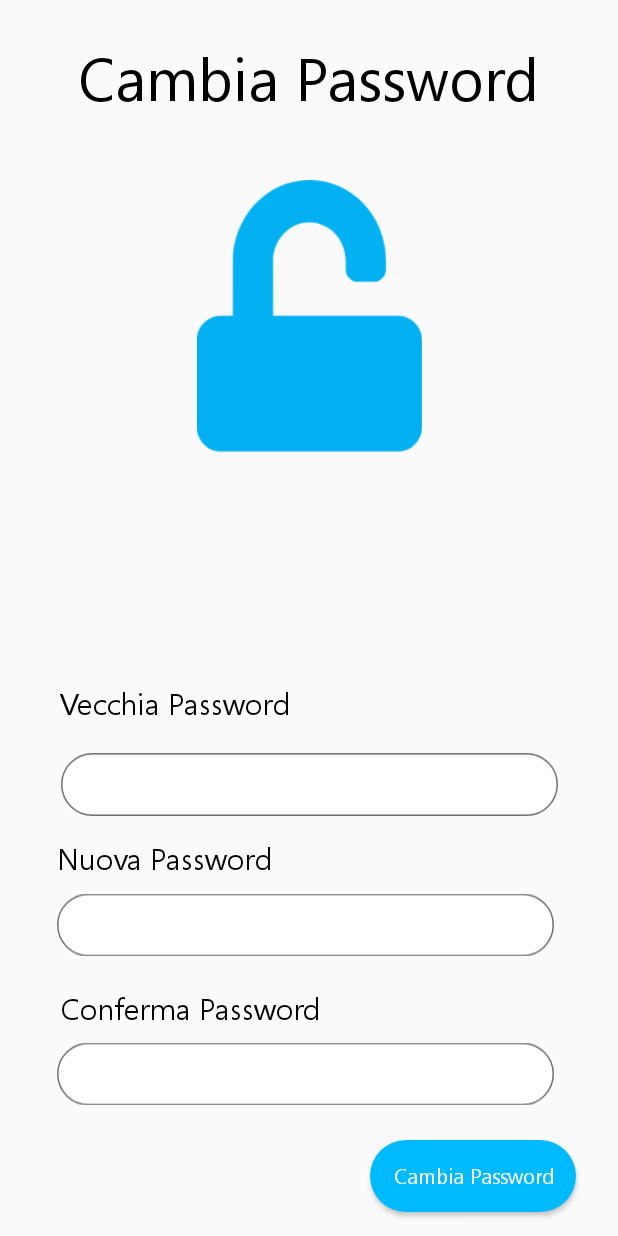
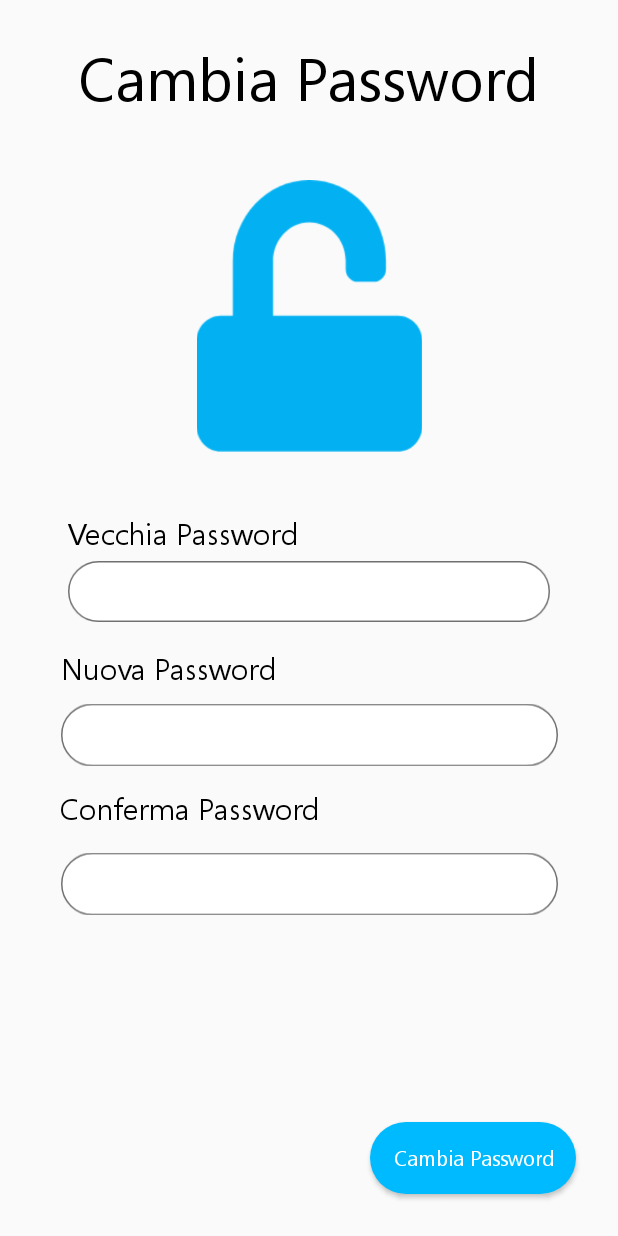
Before and after one commit to Mark-Ro/ConsigliaViaggi, an Android app: the CambiaPasswordPage screen opened directly, with no data from a screen before it, on a phone screen of 412 x 824 dp. Run offline under Robolectric (Android 15) with nearby library versions, the light colour scheme and no system bars.

Commit message:
Miglioramento adattamento grafica

```diff
--- a/app/src/main/res/layout/activity_cambia_email_page.xml
+++ b/app/src/main/res/layout/activity_cambia_email_page.xml
@@ -65,7 +65,7 @@
         android:layout_width="137dp"
         android:layout_height="wrap_content"
         android:layout_marginEnd="28dp"
-        android:layout_marginBottom="96dp"
+        android:layout_marginBottom="24dp"
         android:background="@drawable/sfondobottoneaccedi"
         android:fontFamily="@font/myfont"
         android:text="Cambia Email"
--- a/app/src/main/res/layout/activity_cambia_password_page.xml
+++ b/app/src/main/res/layout/activity_cambia_password_page.xml
@@ -32,15 +32,33 @@
         app:layout_constraintVertical_bias="0.187"
         app:srcCompat="@drawable/iconunlock" />
 
-    <ImageView
-        android:id="@+id/imageView29"
-        android:layout_width="331dp"
+    <TextView
+        android:id="@+id/textView31"
+        android:layout_width="162dp"
         android:layout_height="0dp"
-        android:layout_marginBottom="280dp"
-        app:layout_constraintBottom_toBottomOf="parent"
+        android:layout_marginTop="40dp"
+        android:fontFamily="@font/myfont"
+        android:text="Vecchia Password"
+        android:textColor="@android:color/black"
+        android:textSize="20sp"
         app:layout_constraintEnd_toEndOf="parent"
+        app:layout_constraintHorizontal_bias="0.18"
         app:layout_constraintStart_toStartOf="parent"
-        app:srcCompat="@drawable/textbox" />
+        app:layout_constraintTop_toBottomOf="@+id/imageView26" />
+
+    <EditText
+        android:id="@+id/editTextVecchiaPassword"
+        android:layout_width="298dp"
+        android:layout_height="46dp"
+        android:background="@android:color/transparent"
+        android:ems="10"
+        android:inputType="textPassword"
+        app:layout_constraintBottom_toBottomOf="@+id/imageView29"
+        app:layout_constraintEnd_toEndOf="@+id/imageView29"
+        app:layout_constraintHorizontal_bias="0.484"
+        app:layout_constraintStart_toStartOf="@+id/imageView29"
+        app:layout_constraintTop_toTopOf="@+id/imageView29"
+        app:layout_constraintVertical_bias="1.0" />
 
     <TextView
         android:id="@+id/textView12"
@@ -52,80 +70,10 @@
         android:textSize="20sp"
         app:layout_constraintBottom_toTopOf="@+id/imageView30"
         app:layout_constraintEnd_toEndOf="parent"
-        app:layout_constraintHorizontal_bias="0.143"
-        app:layout_constraintStart_toStartOf="parent"
-        app:layout_constraintTop_toTopOf="parent"
-        app:layout_constraintVertical_bias="1.0" />
-
-    <ImageView
-        android:id="@+id/imageView"
-        android:layout_width="331dp"
-        android:layout_height="61dp"
-        android:layout_marginBottom="72dp"
-        app:layout_constraintBottom_toBottomOf="parent"
-        app:layout_constraintEnd_toEndOf="parent"
-        app:layout_constraintHorizontal_bias="0.475"
-        app:layout_constraintStart_toStartOf="parent"
-        app:layout_constraintTop_toBottomOf="@+id/editTextNuovaPassword"
-        app:layout_constraintVertical_bias="0.901"
-        app:srcCompat="@drawable/textbox" />
-
-    <TextView
-        android:id="@+id/textView32"
-        android:layout_width="wrap_content"
-        android:layout_height="wrap_content"
-        android:fontFamily="@font/myfont"
-        android:text="Conferma Password"
-        android:textColor="@android:color/black"
-        android:textSize="20sp"
-        app:layout_constraintBottom_toTopOf="@+id/editTextConfermaPassword"
-        app:layout_constraintEnd_toEndOf="parent"
-        app:layout_constraintHorizontal_bias="0.17"
-        app:layout_constraintStart_toStartOf="parent"
-        app:layout_constraintTop_toBottomOf="@+id/editTextNuovaPassword"
-        app:layout_constraintVertical_bias="0.781" />
-
-    <ImageView
-        android:id="@+id/imageView30"
-        android:layout_width="331dp"
-        android:layout_height="61dp"
-        android:layout_marginTop="40dp"
-        app:layout_constraintEnd_toEndOf="parent"
-        app:layout_constraintHorizontal_bias="0.475"
+        app:layout_constraintHorizontal_bias="0.151"
         app:layout_constraintStart_toStartOf="parent"
         app:layout_constraintTop_toBottomOf="@+id/editTextVecchiaPassword"
-        app:srcCompat="@drawable/textbox" />
-
-    <TextView
-        android:id="@+id/textView31"
-        android:layout_width="163dp"
-        android:layout_height="31dp"
-        android:fontFamily="@font/myfont"
-        android:text="Vecchia Password"
-        android:textColor="@android:color/black"
-        android:textSize="20sp"
-        app:layout_constraintBottom_toTopOf="@+id/imageView29"
-        app:layout_constraintEnd_toEndOf="parent"
-        app:layout_constraintHorizontal_bias="0.161"
-        app:layout_constraintStart_toStartOf="parent"
-        app:layout_constraintTop_toBottomOf="@+id/imageView26"
-        app:layout_constraintVertical_bias="0.905" />
-
-    <Button
-        android:id="@+id/bottoneCambiaPassword"
-        android:layout_width="137dp"
-        android:layout_height="wrap_content"
-        android:layout_marginEnd="28dp"
-        android:layout_marginBottom="16dp"
-        android:background="@drawable/sfondobottoneaccedi"
-        android:fontFamily="@font/myfont"
-        android:text="Cambia Password"
-        android:textAllCaps="false"
-        android:textColor="@android:color/white"
-        app:layout_constraintBottom_toBottomOf="parent"
-        app:layout_constraintEnd_toEndOf="parent"
-        app:layout_constraintHorizontal_bias="1.0"
-        app:layout_constraintStart_toStartOf="parent" />
+        app:layout_constraintVertical_bias="1.0" />
 
     <EditText
         android:id="@+id/editTextNuovaPassword"
@@ -139,7 +87,7 @@
         app:layout_constraintHorizontal_bias="0.515"
         app:layout_constraintStart_toStartOf="@+id/imageView30"
         app:layout_constraintTop_toTopOf="@+id/imageView30"
-        app:layout_constraintVertical_bias="0.466" />
+        app:layout_constraintVertical_bias="0.733" />
 
     <EditText
         android:id="@+id/editTextConfermaPassword"
@@ -150,22 +98,75 @@
         android:inputType="textPassword"
         app:layout_constraintBottom_toBottomOf="@+id/imageView"
         app:layout_constraintEnd_toEndOf="@+id/imageView"
-        app:layout_constraintHorizontal_bias="0.515"
+        app:layout_constraintHorizontal_bias="0.484"
         app:layout_constraintStart_toStartOf="@+id/imageView"
         app:layout_constraintTop_toTopOf="@+id/imageView"
-        app:layout_constraintVertical_bias="0.4" />
+        app:layout_constraintVertical_bias="0.466" />
 
-    <EditText
-        android:id="@+id/editTextVecchiaPassword"
-        android:layout_width="298dp"
-        android:layout_height="46dp"
-        android:background="@android:color/transparent"
-        android:ems="10"
-        android:inputType="textPassword"
-        app:layout_constraintBottom_toBottomOf="@+id/imageView29"
+    <ImageView
+        android:id="@+id/imageView"
+        android:layout_width="331dp"
+        android:layout_height="61dp"
+        android:layout_marginBottom="72dp"
+        app:layout_constraintBottom_toBottomOf="parent"
+        app:layout_constraintEnd_toEndOf="@+id/imageView30"
+        app:layout_constraintHorizontal_bias="0.0"
+        app:layout_constraintStart_toStartOf="@+id/imageView30"
+        app:layout_constraintTop_toBottomOf="@+id/textView32"
+        app:layout_constraintVertical_bias="0.015"
+        app:srcCompat="@drawable/textbox" />
+
+    <TextView
+        android:id="@+id/textView32"
+        android:layout_width="182dp"
+        android:layout_height="32dp"
+        android:layout_marginTop="8dp"
+        android:fontFamily="@font/myfont"
+        android:text="Conferma Password"
+        android:textColor="@android:color/black"
+        android:textSize="20sp"
+        app:layout_constraintEnd_toEndOf="parent"
+        app:layout_constraintHorizontal_bias="0.174"
+        app:layout_constraintStart_toStartOf="parent"
+        app:layout_constraintTop_toBottomOf="@+id/editTextNuovaPassword" />
+
+    <ImageView
+        android:id="@+id/imageView29"
+        android:layout_width="321dp"
+        android:layout_height="50dp"
+        android:layout_marginBottom="396dp"
+        app:layout_constraintBottom_toBottomOf="parent"
+        app:layout_constraintEnd_toEndOf="parent"
+        app:layout_constraintHorizontal_bias="0.5"
+        app:layout_constraintStart_toStartOf="parent"
+        app:layout_constraintTop_toBottomOf="@+id/textView31"
+        app:layout_constraintVertical_bias="0.0"
+        app:srcCompat="@drawable/textbox" />
+
+    <ImageView
+        android:id="@+id/imageView30"
+        android:layout_width="331dp"
+        android:layout_height="61dp"
+        android:layout_marginTop="40dp"
         app:layout_constraintEnd_toEndOf="@+id/imageView29"
-        app:layout_constraintHorizontal_bias="0.484"
         app:layout_constraintStart_toStartOf="@+id/imageView29"
-        app:layout_constraintTop_toTopOf="@+id/imageView29" />
+        app:layout_constraintTop_toBottomOf="@+id/editTextVecchiaPassword"
+        app:srcCompat="@drawable/textbox" />
+
+    <Button
+        android:id="@+id/bottoneCambiaPassword"
+        android:layout_width="137dp"
+        android:layout_height="wrap_content"
+        android:layout_marginEnd="28dp"
+        android:layout_marginBottom="28dp"
+        android:background="@drawable/sfondobottoneaccedi"
+        android:fontFamily="@font/myfont"
+        android:text="Cambia Password"
+        android:textAllCaps="false"
+        android:textColor="@android:color/white"
+        app:layout_constraintBottom_toBottomOf="parent"
+        app:layout_constraintEnd_toEndOf="parent"
+        app:layout_constraintHorizontal_bias="1.0"
+        app:layout_constraintStart_toStartOf="parent" />
 
 </androidx.constraintlayout.widget.ConstraintLayout>
```
Also changed, not shown: app/src/main/res/layout/activity_profilo_page.xml (+19 -21 lines), app/src/main/res/layout/activity_recupera_password_page.xml (+8 -7 lines).
